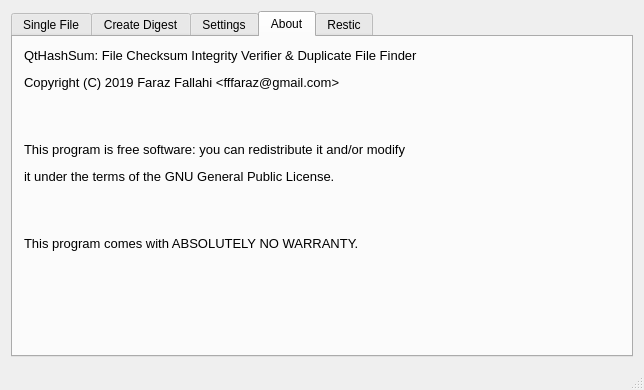
Before: the Qt Designer form src/mainwindow.ui in fffaraz/QtHashSum, drawn with Qt 5.
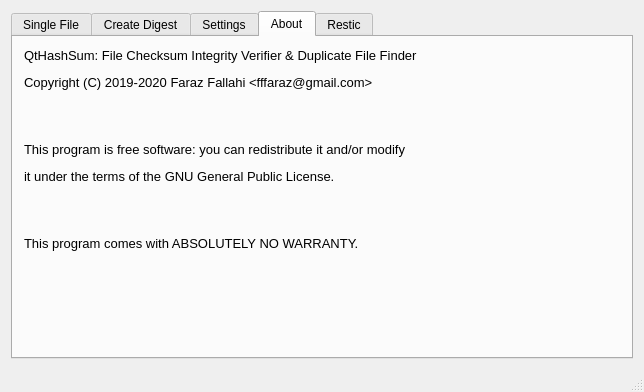
After: the same form once the commit is applied. The open tabs and pages were chosen to show the change.

Diff of the .ui file:
```diff
--- a/src/mainwindow.ui
+++ b/src/mainwindow.ui
@@ -7,7 +7,7 @@
     <x>0</x>
     <y>0</y>
     <width>638</width>
-    <height>390</height>
+    <height>392</height>
    </rect>
   </property>
   <property name="windowTitle">
@@ -384,7 +384,7 @@
         <item>
          <widget class="QLabel" name="lblAbout_2">
           <property name="text">
-           <string>&lt;html&gt;&lt;head/&gt;&lt;body&gt;&lt;p&gt;&lt;span style=&quot; font-size:10pt;&quot;&gt;QtHashSum: File Checksum Integrity Verifier &amp;amp; Duplicate File Finder&lt;/span&gt;&lt;/p&gt;&lt;p&gt;&lt;span style=&quot; font-size:10pt;&quot;&gt;Copyright (C) 2019 Faraz Fallahi &amp;lt;fffaraz@gmail.com&amp;gt;&lt;/span&gt;&lt;/p&gt;&lt;p&gt;&lt;br/&gt;&lt;/p&gt;&lt;p&gt;&lt;span style=&quot; font-size:10pt;&quot;&gt;This program is free software: you can redistribute it and/or modify&lt;/span&gt;&lt;/p&gt;&lt;p&gt;&lt;span style=&quot; font-size:10pt;&quot;&gt;it under the terms of the GNU General Public License.&lt;/span&gt;&lt;/p&gt;&lt;p&gt;&lt;br/&gt;&lt;/p&gt;&lt;p&gt;&lt;span style=&quot; font-size:10pt;&quot;&gt;This program comes with ABSOLUTELY NO WARRANTY.&lt;/span&gt;&lt;/p&gt;&lt;p&gt;&lt;br/&gt;&lt;/p&gt;&lt;/body&gt;&lt;/html&gt;</string>
+           <string>&lt;html&gt;&lt;head/&gt;&lt;body&gt;&lt;p&gt;&lt;span style=&quot; font-size:10pt;&quot;&gt;QtHashSum: File Checksum Integrity Verifier &amp;amp; Duplicate File Finder&lt;/span&gt;&lt;/p&gt;&lt;p&gt;&lt;span style=&quot; font-size:10pt;&quot;&gt;Copyright (C) 2019-2020 Faraz Fallahi &amp;lt;fffaraz@gmail.com&amp;gt;&lt;/span&gt;&lt;/p&gt;&lt;p&gt;&lt;br/&gt;&lt;/p&gt;&lt;p&gt;&lt;span style=&quot; font-size:10pt;&quot;&gt;This program is free software: you can redistribute it and/or modify&lt;/span&gt;&lt;/p&gt;&lt;p&gt;&lt;span style=&quot; font-size:10pt;&quot;&gt;it under the terms of the GNU General Public License.&lt;/span&gt;&lt;/p&gt;&lt;p&gt;&lt;br/&gt;&lt;/p&gt;&lt;p&gt;&lt;span style=&quot; font-size:10pt;&quot;&gt;This program comes with ABSOLUTELY NO WARRANTY.&lt;/span&gt;&lt;/p&gt;&lt;p&gt;&lt;br/&gt;&lt;/p&gt;&lt;/body&gt;&lt;/html&gt;</string>
           </property>
          </widget>
         </item>
```
Left out of the diff: 8 changed lines with no effect on the pictures.
